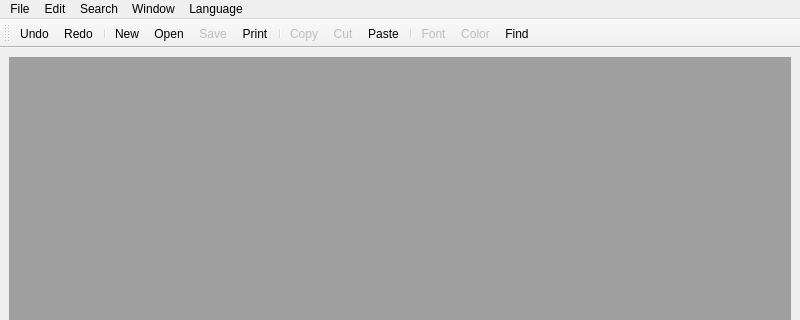
Before: the Qt Designer form mainwindow.ui in sablikj/rich-text-edit, drawn with Qt 5; both pictures show x 0 to 800 and y 0 to 320 of the 800 by 600 pixel window.
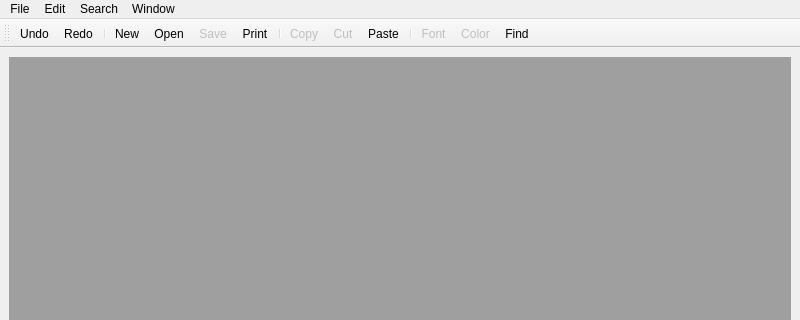
After: the same form once the commit is applied. Icons and pictures are not drawn.

Diff of the .ui file:
```diff
--- a/mainwindow.ui
+++ b/mainwindow.ui
@@ -88,20 +88,12 @@
     <addaction name="actionClose"/>
     <addaction name="actionClose_all"/>
     <addaction name="separator"/>
-    <addaction name="actionWindow_background"/>
-   </widget>
-   <widget class="QMenu" name="menuLanguage">
-    <property name="title">
-     <string>Language</string>
-    </property>
-    <addaction name="actionEnglish"/>
-    <addaction name="action_e_tina"/>
+    <addaction name="separator"/>
    </widget>
    <addaction name="menuFile"/>
    <addaction name="menuEdit"/>
    <addaction name="menuSearch"/>
    <addaction name="menuWindow"/>
-   <addaction name="menuLanguage"/>
   </widget>
   <widget class="QStatusBar" name="statusbar"/>
   <widget class="QToolBar" name="toolBar">
```
Left out of the diff: 26 changed lines with no effect on the pictures.
